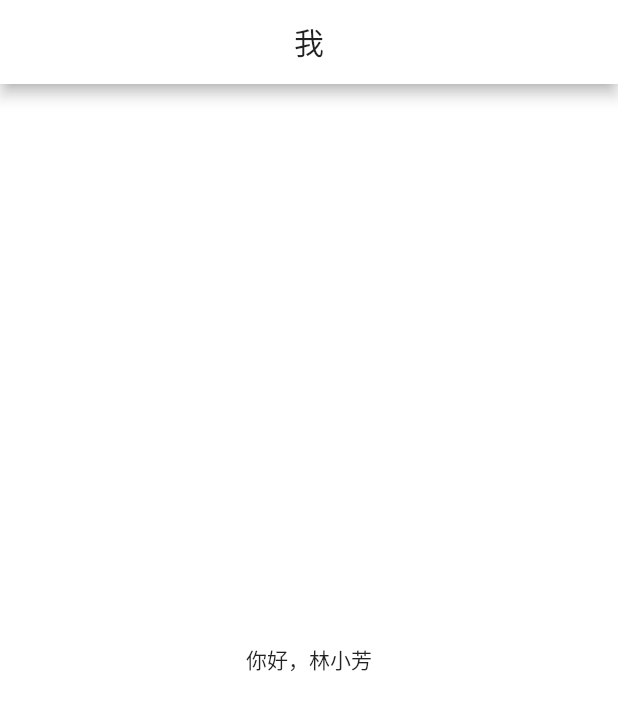
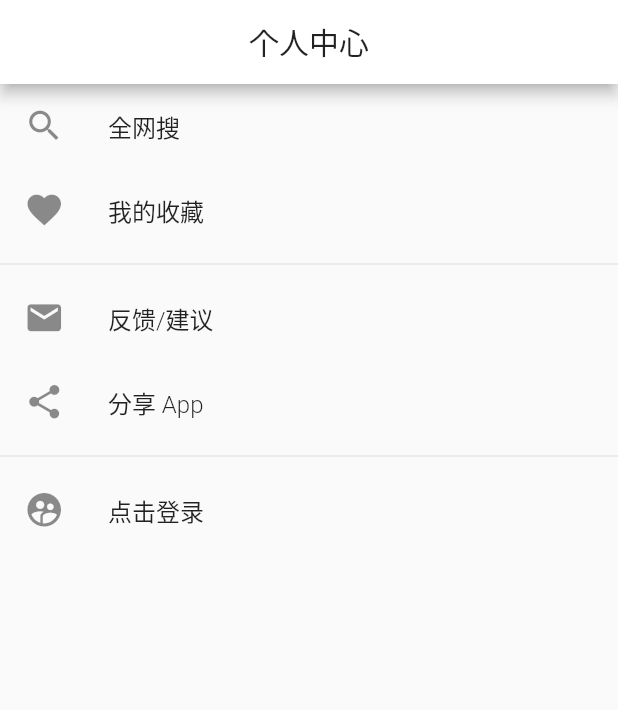
Before and after one commit to zyyrabbit/flutter, a Flutter app: the AccountPage screen opened directly, on a phone screen of 412 x 824 dp. Shown: the top 710 px of the screen. Run offline on Flutter 3.47's test engine with Material 2 defaults, Android fonts, the phone set to English and light mode, and no system bars; our stand-ins replace event_bus, fluro; missing offline and left inert: flutter_webview_plugin; statements that could not run were skipped.

Commit message:
fix: 修改个人中心

```diff
--- a/lib/pages/account/accountPage.dart
+++ b/lib/pages/account/accountPage.dart
@@ -1,18 +1,18 @@
 import 'package:flutter/material.dart';
+import 'package:flutter/cupertino.dart';
 
-/// 详情页面
+
 class AccountPage extends StatefulWidget {
-
-  AccountPage({Key key}) : super(key: key);
+  final userInfo;
+  AccountPage({Key key, this.userInfo}) : super(key: key);
 
   @override
-  State<StatefulWidget> createState() {
-    return _AccountPageState();
-  }
+  _AccountPageState createState() => _AccountPageState();
 }
 
 class _AccountPageState extends State<AccountPage> {
-  Color pickColor = Color(0xffffffff); // 默认主题色
+  final TextStyle textStyle = TextStyle(fontSize: 16, fontWeight: FontWeight.w300);
+   _AccountPageState() {}
 
   @override
   void initState() {
@@ -22,16 +22,42 @@ class _AccountPageState extends State<AccountPage> {
   @override
   Widget build(BuildContext context) {
     return Scaffold(
-      appBar: AppBar(
-        title: Center(
-          child: Text('我'),
-        )
+      appBar:  AppBar(
+        title:  Center(child: Text('个人中心'))
       ),
-      backgroundColor: pickColor,
-      body: Center(
-        child: Text('你好，林小芳')
-      )
+      body: ListView(
+      padding: EdgeInsets.zero,
+      children: <Widget>[
+        // Divider(),
+        ListTile(
+          leading: Icon(Icons.search,size: 27.0,),
+          title: Text('全网搜', style: textStyle,),
+          onTap: () {},
+        ),
+        ListTile(
+          leading: Icon(Icons.favorite,size: 27.0,),
+          title: Text('我的收藏',style: textStyle,),
+          onTap: () {},
+        ),
+        Divider(),
+        ListTile(
+          leading: Icon(Icons.email,size: 27.0,),
+          title: Text('反馈/建议',style: textStyle,),
+          onTap: () {},
+        ),
+        ListTile(
+          leading: Icon(Icons.share,size: 27.0,),
+          title: Text('分享 App',style: textStyle,),
+          onTap: () {},
+        ),
+        Divider(),
+        ListTile(
+          leading: Icon(Icons.supervised_user_circle,size: 27.0,),
+          title: Text('点击登录',style: textStyle,),
+          onTap: () {},
+        ),
+      ],
+     )
     );
   }
-
 }
--- a/lib/pages/containerPage.dart
+++ b/lib/pages/containerPage.dart
@@ -25,7 +25,7 @@ class _ContainerPageState extends State<ContainerPage> {
 
   final itemNames = [
     _Item('首页', 'assets/images/ic_tab_home_active.png', 'assets/images/ic_tab_home_normal.png'),
-    _Item('我的', 'assets/images/ic_tab_profile_active.png', 'assets/images/ic_tab_profile_normal.png')
+    _Item('个人中心', 'assets/images/ic_tab_profile_active.png', 'assets/images/ic_tab_profile_normal.png')
   ];
 
   List<BottomNavigationBarItem> itemList;
```
